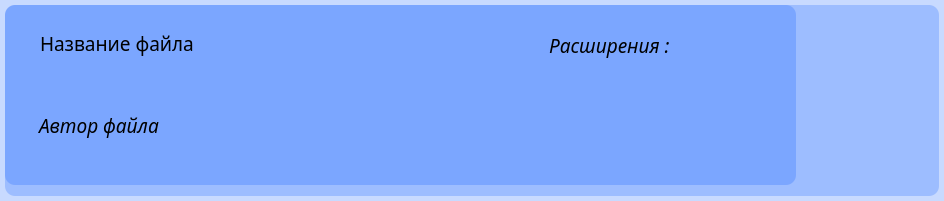
Qt form app/ui/student_form.ui (Xbasan/Diplom) before a commit.
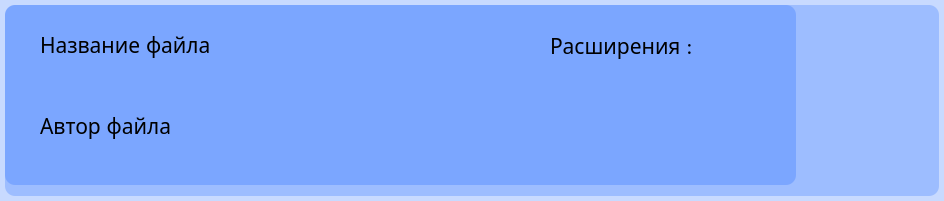
The same form after that commit.

Patch:
```diff
--- a/app/ui/student_form.ui
+++ b/app/ui/student_form.ui
@@ -53,7 +53,9 @@
    </property>
    <property name="font">
     <font>
-     <family>Serif</family>
+     <family>URW Gothic [UKWN]</family>
+     <pointsize>16</pointsize>
+     <italic>false</italic>
      <bold>false</bold>
     </font>
    </property>
@@ -76,8 +78,8 @@
     </property>
     <property name="font">
      <font>
-      <family>Noto Sans</family>
-      <pointsize>14</pointsize>
+      <family>URW Gothic [UKWN]</family>
+      <pointsize>16</pointsize>
       <italic>false</italic>
       <bold>false</bold>
       <kerning>true</kerning>
@@ -134,9 +136,9 @@
     </property>
     <property name="font">
      <font>
-      <family>Noto Sans</family>
-      <pointsize>14</pointsize>
-      <italic>true</italic>
+      <family>URW Gothic [UKWN]</family>
+      <pointsize>16</pointsize>
+      <italic>false</italic>
       <bold>false</bold>
      </font>
     </property>
@@ -161,9 +163,9 @@
     </property>
     <property name="font">
      <font>
-      <family>Noto Sans</family>
-      <pointsize>14</pointsize>
-      <italic>true</italic>
+      <family>URW Gothic [UKWN]</family>
+      <pointsize>16</pointsize>
+      <italic>false</italic>
       <bold>false</bold>
      </font>
     </property>
```
Left out of the diff: 9 changed lines with no effect on the pictures.
